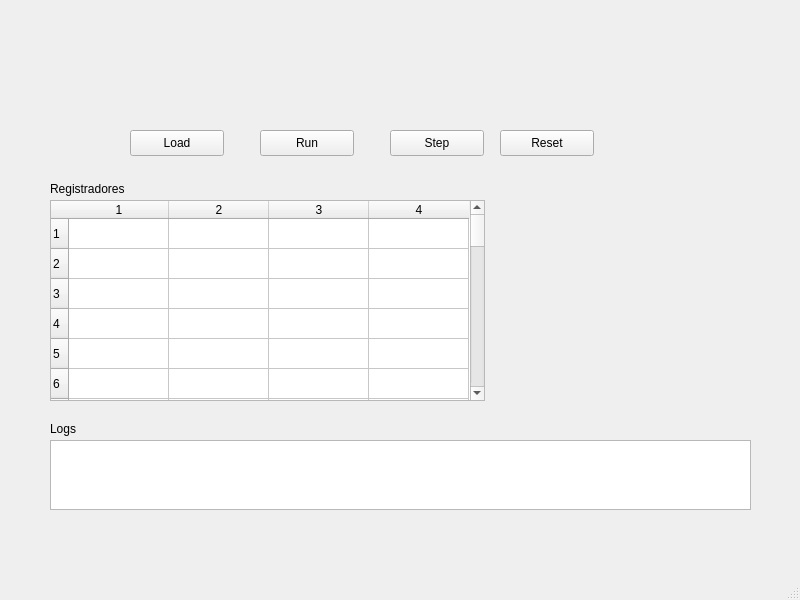
th-markendorf/Simulador-de-Processador-RISC-V, file src/gui/mainwindow.ui: the form before one commit.
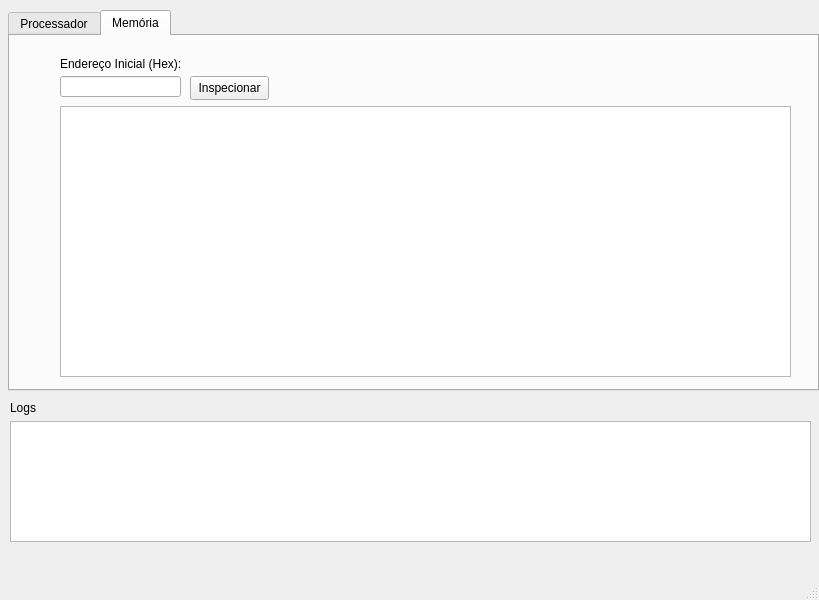
The form after the commit.

```diff
--- a/src/gui/mainwindow.ui
+++ b/src/gui/mainwindow.ui
@@ -6,7 +6,7 @@
    <rect>
     <x>0</x>
     <y>0</y>
-    <width>800</width>
+    <width>819</width>
     <height>600</height>
    </rect>
   </property>
@@ -14,103 +14,100 @@
    <string>MainWindow</string>
   </property>
   <widget class="QWidget" name="centralwidget">
-   <widget class="QPushButton" name="stepButton">
+   <widget class="QWidget" name="gridLayoutWidget">
     <property name="geometry">
      <rect>
-      <x>390</x>
-      <y>130</y>
-      <width>94</width>
-      <height>26</height>
+      <x>10</x>
+      <y>401</y>
+      <width>801</width>
+      <height>141</height>
      </rect>
     </property>
+    <layout class="QGridLayout" name="gridLayout">
+     <property name="sizeConstraint">
+      <enum>QLayout::SizeConstraint::SetDefaultConstraint</enum>
+     </property>
+     <property name="topMargin">
+      <number>0</number>
+     </property>
+     <property name="verticalSpacing">
+      <number>6</number>
+     </property>
+     <item row="0" column="1" rowspan="2">
+      <widget class="QLabel" name="label">
     <property name="text">
-     <string>Step</string>
-    </property>
-   </widget>
+        <string>Logs</string>
+       </property>
+      </widget>
+     </item>
+     <item row="2" column="1">
+      <widget class="QTextEdit" name="logView"/>
+     </item>
+    </layout>
+   </widget>
+   <widget class="QTabWidget" name="mainTabWidget">
+    <property name="geometry">
+     <rect>
+      <x>8</x>
+      <y>10</y>
+      <width>811</width>
+      <height>381</height>
+     </rect>
+    </property>
+    <property name="currentIndex">
+     <number>1</number>
+    </property>
+    <widget class="QWidget" name="tab">
+     <attribute name="title">
+      <string>Processador</string>
+     </attribute>
+     <widget class="QWidget" name="verticalLayoutWidget">
+      <property name="geometry">
+       <rect>
+        <x>190</x>
+        <y>0</y>
+        <width>431</width>
+        <height>341</height>
+       </rect>
+      </property>
+      <layout class="QVBoxLayout" name="verticalLayout">
+       <item>
+        <widget class="QPushButton" name="loadButton">
+         <property name="text">
+          <string>Load</string>
+         </property>
+        </widget>
+       </item>
+       <item>
    <widget class="QPushButton" name="runButton">
-    <property name="geometry">
-     <rect>
-      <x>260</x>
-      <y>130</y>
-      <width>94</width>
-      <height>26</height>
-     </rect>
-    </property>
     <property name="text">
      <string>Run</string>
     </property>
    </widget>
+       </item>
+       <item>
+        <widget class="QPushButton" name="stepButton">
+         <property name="text">
+          <string>Step</string>
+         </property>
+        </widget>
+       </item>
+       <item>
    <widget class="QPushButton" name="resetButton">
-    <property name="geometry">
-     <rect>
-      <x>500</x>
-      <y>130</y>
-      <width>94</width>
-      <height>26</height>
-     </rect>
-    </property>
     <property name="text">
      <string>Reset</string>
     </property>
    </widget>
-   <widget class="QPushButton" name="loadButton">
-    <property name="geometry">
-     <rect>
-      <x>130</x>
-      <y>130</y>
-      <width>94</width>
-      <height>26</height>
-     </rect>
-    </property>
-    <property name="text">
-     <string>Load</string>
-    </property>
-   </widget>
-   <widget class="QTextEdit" name="logView">
-    <property name="geometry">
-     <rect>
-      <x>50</x>
-      <y>440</y>
-      <width>701</width>
-      <height>70</height>
-     </rect>
-    </property>
-   </widget>
-   <widget class="QLabel" name="label">
-    <property name="geometry">
-     <rect>
-      <x>50</x>
-      <y>420</y>
-      <width>66</width>
-      <height>18</height>
-     </rect>
-    </property>
-    <property name="text">
-     <string>Logs</string>
-    </property>
-   </widget>
+       </item>
+       <item>
    <widget class="QLabel" name="label_2">
-    <property name="geometry">
-     <rect>
-      <x>50</x>
-      <y>180</y>
-      <width>81</width>
-      <height>18</height>
-     </rect>
-    </property>
     <property name="text">
      <string>Registradores</string>
     </property>
    </widget>
+       </item>
+       <item>
    <widget class="QTableWidget" name="registersTable">
-    <property name="geometry">
-     <rect>
-      <x>50</x>
-      <y>200</y>
-      <width>435</width>
-      <height>201</height>
-     </rect>
-    </property>
     <property name="rowCount">
      <number>33</number>
     </property>
@@ -155,6 +152,62 @@
     <column/>
     <column/>
    </widget>
+       </item>
+      </layout>
+     </widget>
+    </widget>
+    <widget class="QWidget" name="tab_2">
+     <attribute name="title">
+      <string>Memória</string>
+     </attribute>
+     <widget class="QLabel" name="label_3">
+      <property name="geometry">
+       <rect>
+        <x>50</x>
+        <y>20</y>
+        <width>131</width>
+        <height>16</height>
+       </rect>
+      </property>
+      <property name="text">
+       <string>Endereço Inicial (Hex):</string>
+      </property>
+     </widget>
+     <widget class="QLineEdit" name="memAddressInput">
+      <property name="geometry">
+       <rect>
+        <x>50</x>
+        <y>40</y>
+        <width>121</width>
+        <height>21</height>
+       </rect>
+      </property>
+     </widget>
+     <widget class="QPushButton" name="memInspectButton">
+      <property name="geometry">
+       <rect>
+        <x>180</x>
+        <y>40</y>
+        <width>79</width>
+        <height>24</height>
+       </rect>
+      </property>
+      <property name="text">
+       <string>Inspecionar</string>
+      </property>
+     </widget>
+     <widget class="QTableWidget" name="memoryTable">
+      <property name="geometry">
+       <rect>
+        <x>50</x>
+        <y>70</y>
+        <width>731</width>
+        <height>271</height>
+       </rect>
+      </property>
+     </widget>
+    </widget>
+   </widget>
   </widget>
   <widget class="QMenuBar" name="menubar">
    <property name="geometry">
```
Left out of the diff: 4 changed lines with no effect on the pictures. Lines whose indentation alone changed are shown as unchanged.
